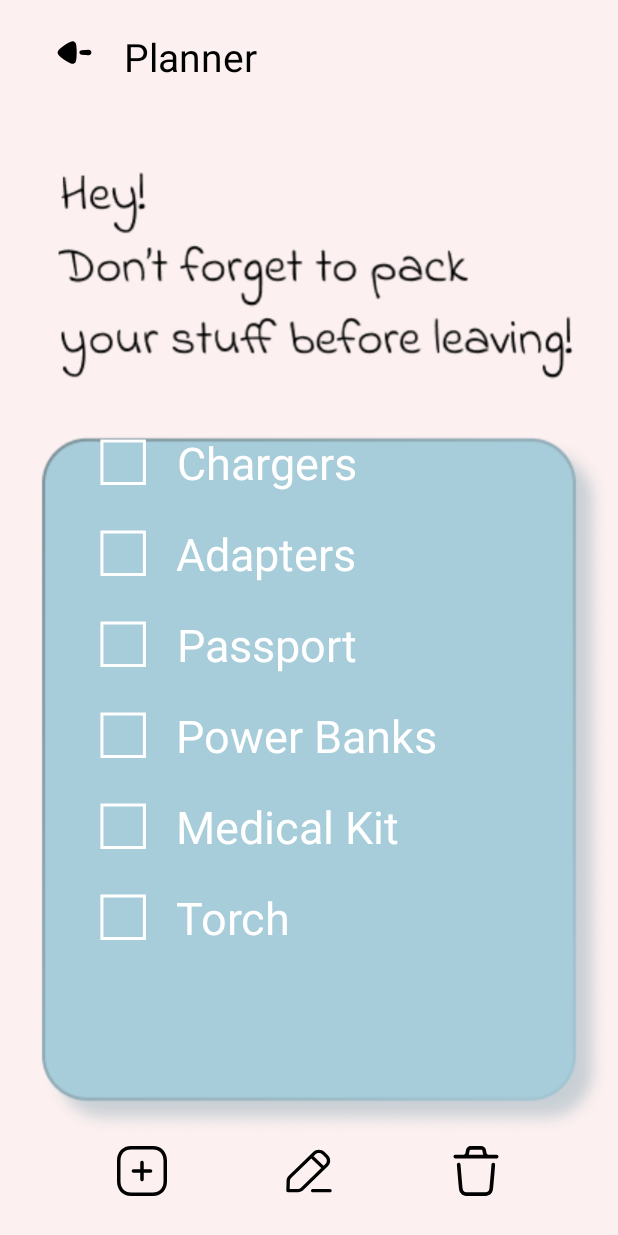
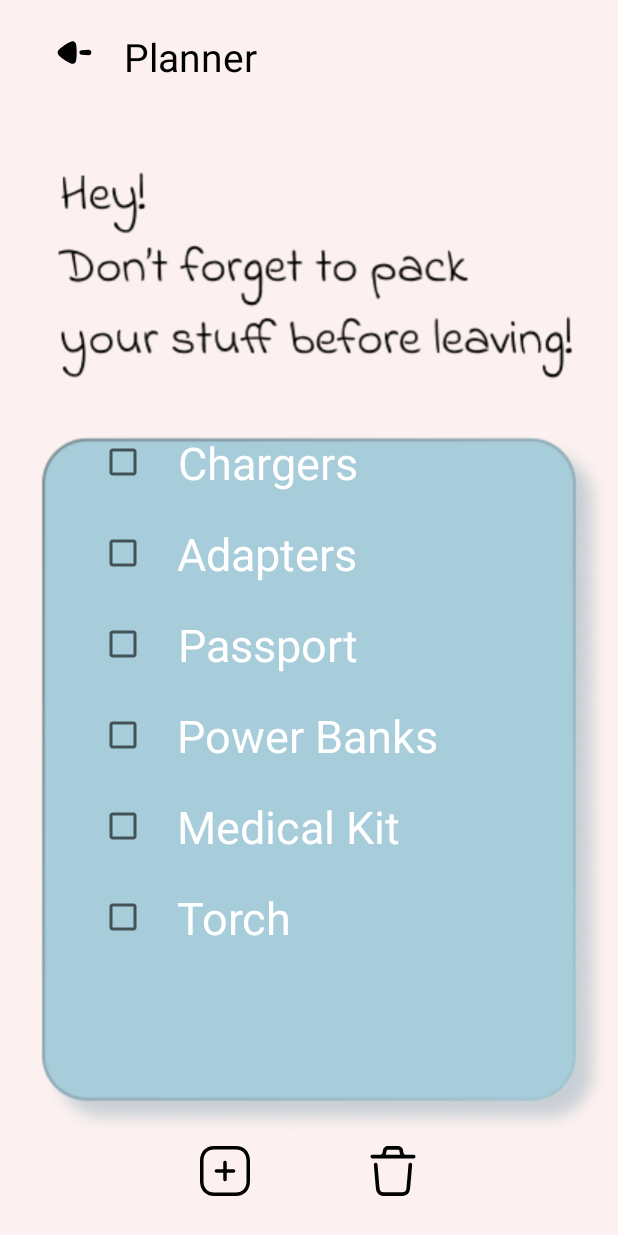
Before and after one commit to shreyamanral/ukiyo, an Android app: the Planner screen opened directly, with no data from a screen before it, on a phone screen of 412 x 824 dp. Run offline under Robolectric (Android 15) with nearby library versions, the phone set to English and light mode, and no system bars; Roboto replaces fonts that are not available here.

```diff
--- a/app/src/main/res/layout/activity_planner.xml
+++ b/app/src/main/res/layout/activity_planner.xml
@@ -73,7 +73,6 @@
                     android:id="@+id/cb1"
                     android:layout_width="wrap_content"
                     android:layout_height="wrap_content"
-                    android:button="@drawable/chkbx_wht"
                     android:fontFamily="@font/indie_flower"
                     android:paddingStart="20dp"
                     android:text="Chargers"
@@ -87,7 +86,6 @@
                     android:layout_width="wrap_content"
                     android:layout_height="wrap_content"
                     android:layout_marginTop="20dp"
-                    android:button="@drawable/chkbx_wht"
                     android:fontFamily="@font/indie_flower"
                     android:paddingStart="20dp"
                     android:text="Adapters"
@@ -101,7 +99,6 @@
                     android:layout_width="wrap_content"
                     android:layout_height="wrap_content"
                     android:layout_marginTop="20dp"
-                    android:button="@drawable/chkbx_wht"
                     android:fontFamily="@font/indie_flower"
                     android:paddingStart="20dp"
                     android:text="Passport"
@@ -115,7 +112,6 @@
                     android:layout_width="wrap_content"
                     android:layout_height="wrap_content"
                     android:layout_marginTop="20dp"
-                    android:button="@drawable/chkbx_wht"
                     android:fontFamily="@font/indie_flower"
                     android:paddingStart="20dp"
                     android:text="Power Banks"
@@ -129,7 +125,6 @@
                     android:layout_width="wrap_content"
                     android:layout_height="wrap_content"
                     android:layout_marginTop="20dp"
-                    android:button="@drawable/chkbx_wht"
                     android:fontFamily="@font/indie_flower"
                     android:paddingStart="20dp"
                     android:text="Medical Kit"
@@ -143,7 +138,6 @@
                     android:layout_width="wrap_content"
                     android:layout_height="wrap_content"
                     android:layout_marginTop="20dp"
-                    android:button="@drawable/chkbx_wht"
                     android:fontFamily="@font/indie_flower"
                     android:paddingStart="20dp"
                     android:text="Torch"
@@ -157,7 +151,6 @@
                     android:layout_width="wrap_content"
                     android:layout_height="wrap_content"
                     android:layout_marginTop="20dp"
-                    android:button="@drawable/chkbx_wht"
                     android:fontFamily="@font/indie_flower"
                     android:paddingStart="20dp"
                     android:text="Sunscreen"
@@ -171,7 +164,6 @@
                     android:layout_width="wrap_content"
                     android:layout_height="wrap_content"
                     android:layout_marginTop="20dp"
-                    android:button="@drawable/chkbx_wht"
                     android:fontFamily="@font/indie_flower"
                     android:paddingStart="20dp"
                     android:text="Snacks"
@@ -185,7 +177,6 @@
                     android:layout_width="wrap_content"
                     android:layout_height="wrap_content"
                     android:layout_marginTop="20dp"
-                    android:button="@drawable/chkbx_wht"
                     android:fontFamily="@font/indie_flower"
                     android:paddingStart="20dp"
                     android:text="Water Bottles"
@@ -199,7 +190,6 @@
                     android:layout_width="wrap_content"
                     android:layout_height="wrap_content"
                     android:layout_marginTop="20dp"
-                    android:button="@drawable/chkbx_wht"
                     android:fontFamily="@font/indie_flower"
                     android:paddingStart="20dp"
                     android:text="Toiletries"
@@ -212,22 +202,11 @@
     </ScrollView>
 
     <ImageButton
-        android:id="@+id/edit_itm"
-        android:layout_width="wrap_content"
-        android:layout_height="wrap_content"
-        android:background="@drawable/edit"
-        app:layout_constraintVertical_bias="0.97"
-        app:layout_constraintBottom_toBottomOf="parent"
-        app:layout_constraintEnd_toEndOf="parent"
-        app:layout_constraintStart_toStartOf="parent"
-        app:layout_constraintTop_toTopOf="parent" />
-
-    <ImageButton
         android:id="@+id/add_itm"
         android:layout_width="wrap_content"
         android:layout_height="wrap_content"
         android:background="@drawable/add_itm"
-        app:layout_constraintHorizontal_bias="0.2"
+        app:layout_constraintHorizontal_bias="0.35"
         app:layout_constraintVertical_bias="0.97"
         app:layout_constraintBottom_toBottomOf="parent"
         app:layout_constraintEnd_toEndOf="parent"
@@ -239,7 +218,7 @@
         android:layout_width="wrap_content"
         android:layout_height="wrap_content"
         android:background="@drawable/del_itm"
-        app:layout_constraintHorizontal_bias="0.8"
+        app:layout_constraintHorizontal_bias="0.65"
         app:layout_constraintVertical_bias="0.97"
         app:layout_constraintBottom_toBottomOf="parent"
         app:layout_constraintEnd_toEndOf="parent"
--- a/app/src/main/res/layout/activity_verify.xml
+++ b/app/src/main/res/layout/activity_verify.xml
@@ -14,7 +14,7 @@
         android:fontFamily="@font/abhaya_libre_medium"
         android:text="Email Not Verified!"
         android:textColor="#FFFFFF"
-        android:textSize="40sp"
+        android:textSize="38sp"
         android:visibility="invisible"
         app:layout_constraintBottom_toBottomOf="parent"
         app:layout_constraintEnd_toEndOf="parent"
```
Also changed, not shown: app/src/main/java/com/example/login/Translation.java (+37 -2 lines).
